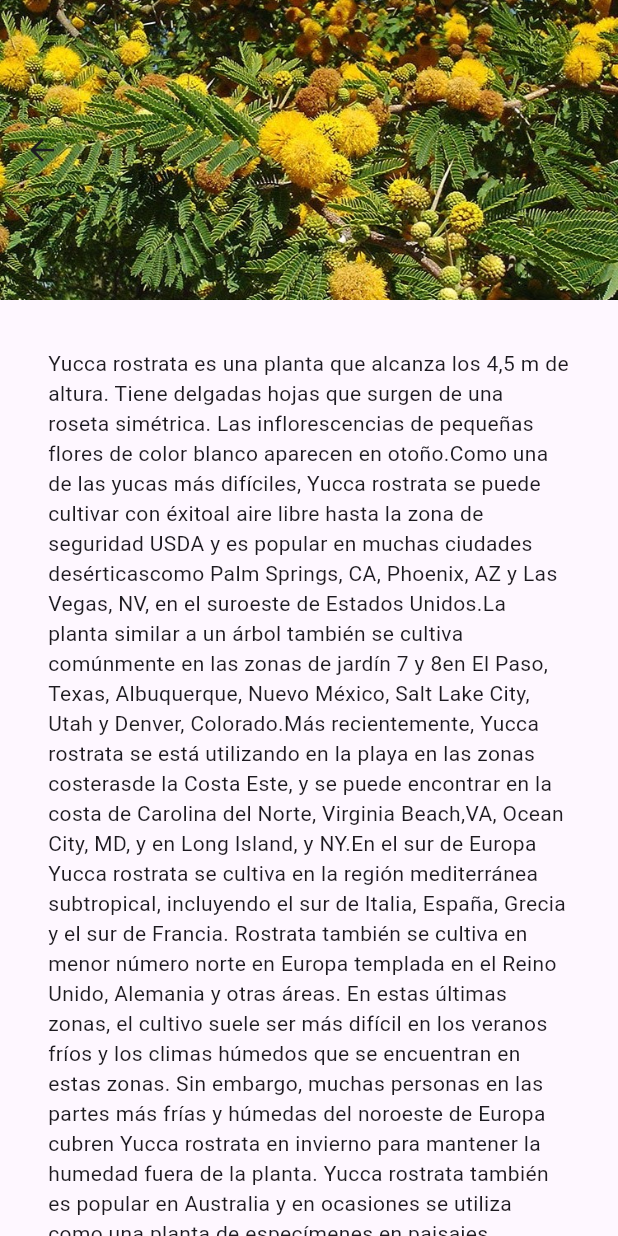
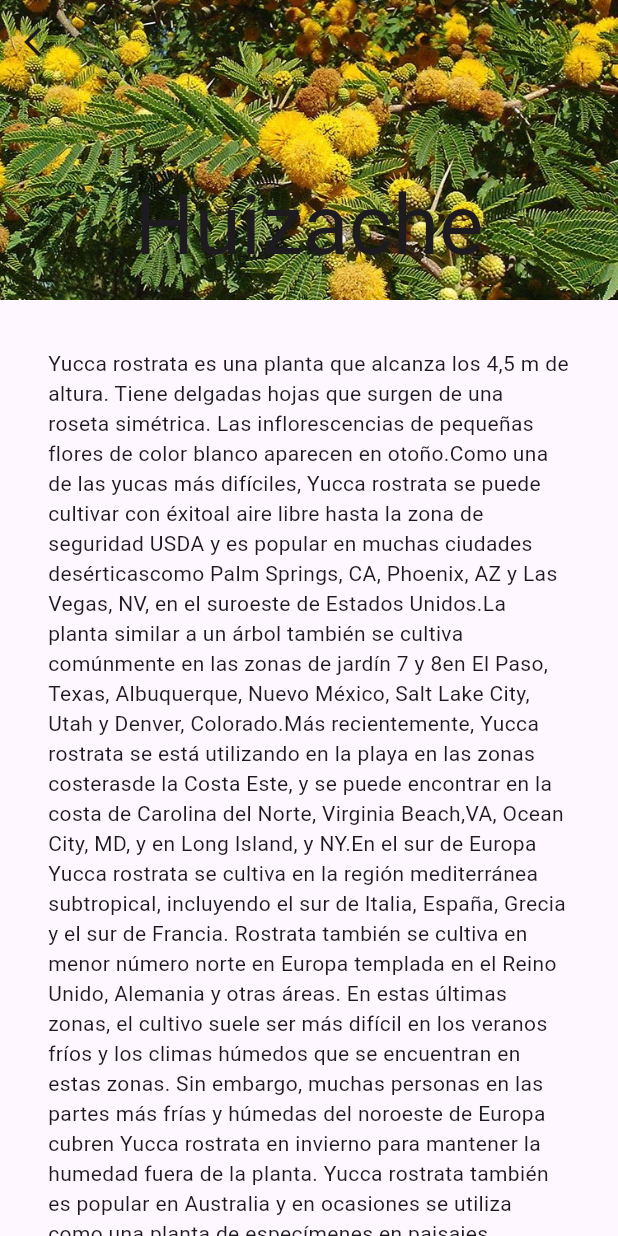
Before and after one commit to Genaro123-rgb/itsaplants, a Flutter app: the Planta2 screen opened directly, on a phone screen of 412 x 824 dp. Run offline on Flutter 3.47's test engine with Material 3 defaults, Android fonts, the light colour scheme and no system bars; our stand-ins replace google_fonts; missing offline and left inert: barcode_scan2.

Commit message:
cambio al appbar

```diff
--- a/lib/plantas/planta2.dart
+++ b/lib/plantas/planta2.dart
@@ -1,19 +1,41 @@
+
+
 import 'package:flutter/material.dart';
 
 class Planta2 extends StatelessWidget {
+
   @override
   Widget build(BuildContext context) {
     return Scaffold(
-      /*appBar: AppBar(
-        backgroundColor: Colors.green,
-        title: Text('Detalle de la Planta'),
-      ),*/
       body: CustomScrollView(
         slivers: <Widget>[
           SliverAppBar(
-            toolbarHeight: 200,
+            toolbarHeight: kToolbarHeight,
+            //collapsedHeight: 170,
+            expandedHeight: 200,
+            pinned: true,
+            stretch: false,
+            floating: true,
+            backgroundColor: Colors.green,
             flexibleSpace: FlexibleSpaceBar(
+              //collapseMode: CollapseMode.none,
+              stretchModes: const [
+                StretchMode.zoomBackground
+              ],
+              centerTitle: true,
+              title: const Text(
+                'Huizache',
+                //textAlign: TextAlign.end,
+                textScaleFactor: 1.7,
+                style: TextStyle(),
+                ),
               background: plantaImagen,
+            ),
+            leading: GestureDetector(
+              child: const Icon(Icons.arrow_back_ios),
+              onTap: () {
+                Navigator.pop (context);
+              },
             ),
           ),
           SliverList(
@@ -51,7 +73,35 @@ Widget SeccionTexto = Container(
     'de la Costa Este, y se puede encontrar en la costa de Carolina del Norte, Virginia Beach,'
     'VA, Ocean City, MD, y en Long Island, y NY.'
 
-    'En el sur de Europa Yucca rostrata se cultiva en la región mediterránea subtropical, incluyendo el sur de Italia, España, Grecia y el sur de Francia. Rostrata también se cultiva en menor número norte en Europa templada en el Reino Unido, Alemania y otras áreas. En estas últimas zonas, el cultivo suele ser más difícil en los veranos fríos y los climas húmedos que se encuentran en estas zonas. Sin embargo, muchas personas en las partes más frías y húmedas del noroeste de Europa cubren Yucca rostrata en invierno para mantener la humedad fuera de la planta. Yucca rostrata también es popular en Australia y en ocasiones se utiliza como una planta de especímenes en paisajes domésticos.',
+    'En el sur de Europa Yucca rostrata se cultiva en la región mediterránea subtropical, incluyendo el sur de Italia, España, Grecia y el sur de Francia. Rostrata también se cultiva en menor número norte en Europa templada en el Reino Unido, Alemania y otras áreas. En estas últimas zonas, el cultivo suele ser más difícil en los veranos fríos y los climas húmedos que se encuentran en estas zonas. Sin embargo, muchas personas en las partes más frías y húmedas del noroeste de Europa cubren Yucca rostrata en invierno para mantener la humedad fuera de la planta. Yucca rostrata también es popular en Australia y en ocasiones se utiliza como una planta de especímenes en paisajes domésticos.'
+
+    'Yucca rostrata es una planta que alcanza los 4,5 m de altura. '
+    'Tiene delgadas hojas que surgen de una roseta simétrica. '
+    'Las inflorescencias de pequeñas flores de color blanco aparecen en otoño.'
+    'Como una de las yucas más difíciles, Yucca rostrata se puede cultivar con éxito'
+    'al aire libre hasta la zona de seguridad USDA y es popular en muchas ciudades desérticas'
+    'como Palm Springs, CA, Phoenix, AZ y Las Vegas, NV, en el suroeste de Estados Unidos.'
+    'La planta similar a un árbol también se cultiva comúnmente en las zonas de jardín 7 y 8'
+    'en El Paso, Texas, Albuquerque, Nuevo México, Salt Lake City, Utah y Denver, Colorado.'
+    'Más recientemente, Yucca rostrata se está utilizando en la playa en las zonas costeras'
+    'de la Costa Este, y se puede encontrar en la costa de Carolina del Norte, Virginia Beach,'
+    'VA, Ocean City, MD, y en Long Island, y NY.'
+
+    'En el sur de Europa Yucca rostrata se cultiva en la región mediterránea subtropical, incluyendo el sur de Italia, España, Grecia y el sur de Francia. Rostrata también se cultiva en menor número norte en Europa templada en el Reino Unido, Alemania y otras áreas. En estas últimas zonas, el cultivo suele ser más difícil en los veranos fríos y los climas húmedos que se encuentran en estas zonas. Sin embargo, muchas personas en las partes más frías y húmedas del noroeste de Europa cubren Yucca rostrata en invierno para mantener la humedad fuera de la planta. Yucca rostrata también es popular en Australia y en ocasiones se utiliza como una planta de especímenes en paisajes domésticos.'
+
+    'Yucca rostrata es una planta que alcanza los 4,5 m de altura. '
+    'Tiene delgadas hojas que surgen de una roseta simétrica. '
+    'Las inflorescencias de pequeñas flores de color blanco aparecen en otoño.'
+    'Como una de las yucas más difíciles, Yucca rostrata se puede cultivar con éxito'
+    'al aire libre hasta la zona de seguridad USDA y es popular en muchas ciudades desérticas'
+    'como Palm Springs, CA, Phoenix, AZ y Las Vegas, NV, en el suroeste de Estados Unidos.'
+    'La planta similar a un árbol también se cultiva comúnmente en las zonas de jardín 7 y 8'
+    'en El Paso, Texas, Albuquerque, Nuevo México, Salt Lake City, Utah y Denver, Colorado.'
+    'Más recientemente, Yucca rostrata se está utilizando en la playa en las zonas costeras'
+    'de la Costa Este, y se puede encontrar en la costa de Carolina del Norte, Virginia Beach,'
+    'VA, Ocean City, MD, y en Long Island, y NY.'
+
+    'En el sur de Europa Yucca rostrata se cultiva en la región mediterránea subtropical, incluyendo el sur de Italia, España, Grecia y el sur de Francia. Rostrata también se cultiva en menor número norte en Europa templada en el Reino Unido, Alemania y otras áreas. En estas últimas zonas, el cultivo suele ser más difícil en los veranos fríos y los climas húmedos que se encuentran en estas zonas. Sin embargo, muchas personas en las partes más frías y húmedas del noroeste de Europa cubren Yucca rostrata en invierno para mantener la humedad fuera de la planta. Yucca rostrata también es popular en Australia y en ocasiones se utiliza como una planta de especímenes en paisajes domésticos.'    ,
     softWrap: true,
   ),
 );
--- a/lib/plantas/planta3.dart
+++ /dev/null
@@ -1,55 +0,0 @@
-import 'package:flutter/material.dart';
-
-class Planta3 extends StatelessWidget {
-  @override
-  Widget build(BuildContext context) {
-    return Scaffold(
-      appBar: AppBar(
-        backgroundColor: Colors.green,
-        title: Text('Detalle de la Planta'),
-        leading: IconButton(
-          icon: Icon(Icons.arrow_back),
-          onPressed: () => Navigator.of(context).pop(),
-        ),
-      ),
-      body: Column(
-        children: <Widget>[
-          plantaImagen,
-          Expanded(
-            child: SingleChildScrollView(
-              child: SeccionTexto,
-            ),
-          ),
-        ],
-      ),
-    );
-  }
-}
-
-Widget plantaImagen = Container(
-  height: 150, // Altura fija para la imagen
-  child: Image.asset(
-    'img/mezquite.jpg',
-    fit: BoxFit.fill,
-  ),
-);
-
-Widget SeccionTexto = Container(
-  padding: const EdgeInsets.all(32),
-  child: const Text(
-    'Yucca rostrata es una planta que alcanza los 4,5 m de altura. '
-    'Tiene delgadas hojas que surgen de una roseta simétrica. '
-    'Las inflorescencias de pequeñas flores de color blanco aparecen en otoño.'
-    'Como una de las yucas más difíciles, Yucca rostrata se puede cultivar con éxito'
-    'al aire libre hasta la zona de seguridad USDA y es popular en muchas ciudades desérticas'
-    'como Palm Springs, CA, Phoenix, AZ y Las Vegas, NV, en el suroeste de Estados Unidos.'
-    'La planta similar a un árbol también se cultiva comúnmente en las zonas de jardín 7 y 8'
-    'en El Paso, Texas, Albuquerque, Nuevo México, Salt Lake City, Utah y Denver, Colorado.'
-    'Más recientemente, Yucca rostrata se está utilizando en la playa en las zonas costeras'
-    'de la Costa Este, y se puede encontrar en la costa de Carolina del Norte, Virginia Beach,'
-    'VA, Ocean City, MD, y en Long Island, y NY.'
-
-    'En el sur de Europa Yucca rostrata se cultiva en la región mediterránea subtropical, incluyendo el sur de Italia, España, Grecia y el sur de Francia. Rostrata también se cultiva en menor número norte en Europa templada en el Reino Unido, Alemania y otras áreas. En estas últimas zonas, el cultivo suele ser más difícil en los veranos fríos y los climas húmedos que se encuentran en estas zonas. Sin embargo, muchas personas en las partes más frías y húmedas del noroeste de Europa cubren Yucca rostrata en invierno para mantener la humedad fuera de la planta. Yucca rostrata también es popular en Australia y en ocasiones se utiliza como una planta de especímenes en paisajes domésticos.',
-    softWrap: true,
-  ),
-);
```
Also changed, not shown: lib/categorias/cactaceasDeserticas.dart (+15 -0 lines).
